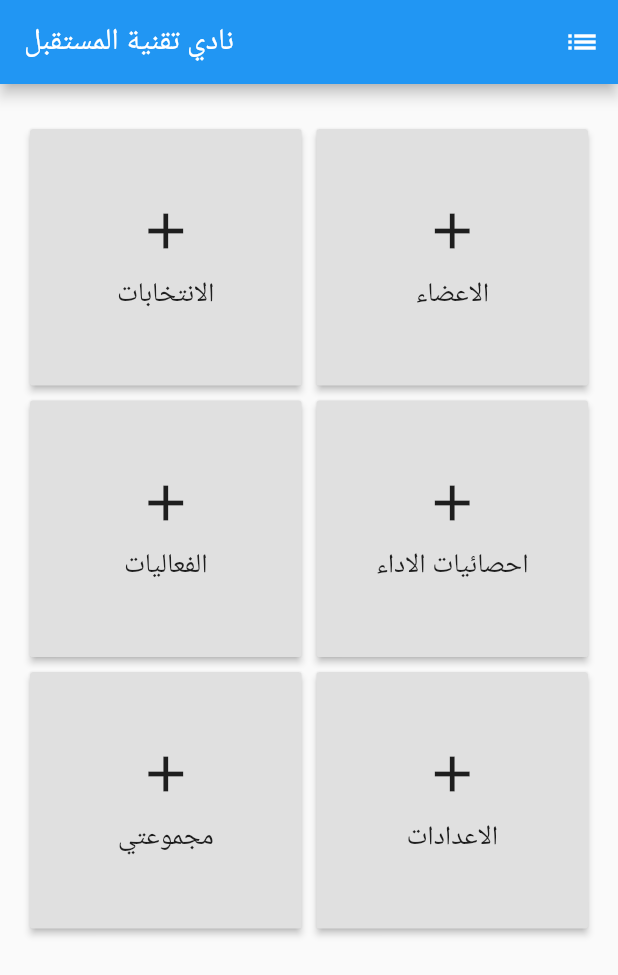
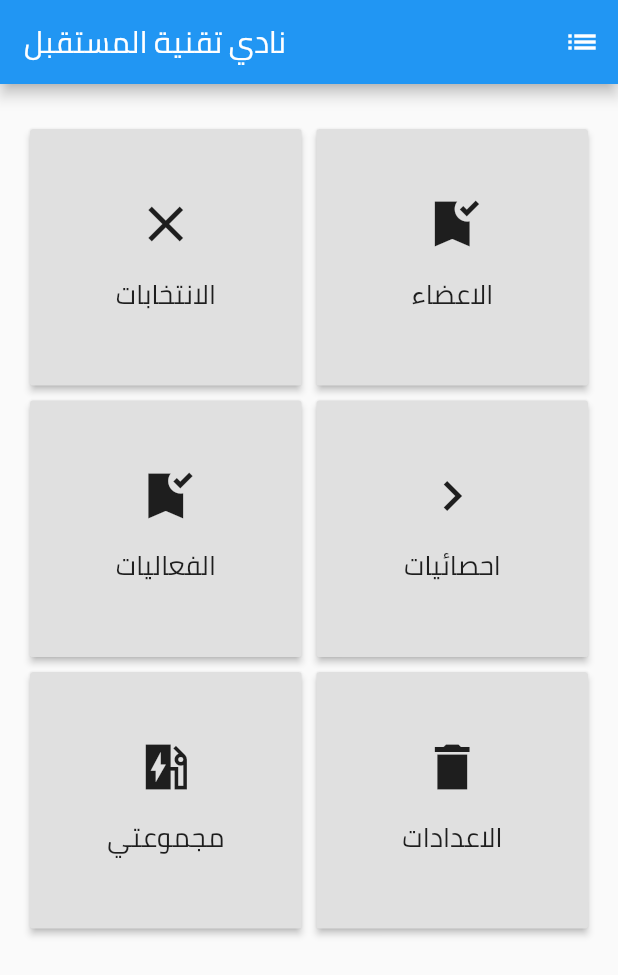
Before and after one commit to WadhahEssam/ftc_flutter_hackathon, a Flutter app: the screen it shows after launch, on a phone screen of 412 x 824 dp. Shown: the top 975 px of the screen. Run offline on Flutter 3.47's test engine with Material 2 defaults, Android fonts, the phone set to English and light mode, and no system bars.

Commit message:
working until buttons and their icons

```diff
--- a/lib/main.dart
+++ b/lib/main.dart
@@ -8,9 +8,7 @@ class MyApp extends StatelessWidget {
   Widget build(BuildContext context) {
     return MaterialApp(
       title: 'Flutter Demo',
-      theme: ThemeData(
-        primarySwatch: Colors.blue,
-      ),
+      theme: ThemeData(fontFamily: 'Cairo'),
       home: HomePage(),
     );
   }
@@ -25,7 +23,7 @@ class HomePageState extends State<HomePage> {
   Widget build(BuildContext context) {
     return Scaffold(
       appBar: AppBar(
-        title: Text('نادي تقنية المستقبل'),
+        title: Text('نادي تقنية المستقبل', style: TextStyle(fontFamily: 'Cairo'),),
         actions: <Widget>[IconButton(icon: const Icon(Icons.list), onPressed: _pushSaved,)],
       ),
       body: _buildMainButtons(),
@@ -36,8 +34,6 @@ class HomePageState extends State<HomePage> {
 
   }
 
-
-
   Widget _buildMainButtons() {
     return GridView.count(
       primary: false,
@@ -45,24 +41,24 @@ class HomePageState extends State<HomePage> {
       crossAxisSpacing: 10.0,
       crossAxisCount: 2,
       children: <Widget>[
-        _homeButton('الانتخابات', 1),
-        _homeButton('الاعضاء', 2),
-        _homeButton('الفعاليات', 3),
-        _homeButton('احصائيات الاداء', 4),
-        _homeButton('مجموعتي', 5),
-        _homeButton('الاعدادات', 6),
+        _homeButton(title: 'الانتخابات', index: 1, icon: 0xe168),
+        _homeButton(title: 'الاعضاء', index: 2, icon: 0xe7ef),
+        _homeButton(title: 'الفعاليات', index: 3, icon: 0xe7ef),
+        _homeButton(title: 'احصائيات', index: 4, icon: 0xe85c),
+        _homeButton(title: 'مجموعتي', index: 5, icon: 0xe939),
+        _homeButton(title: 'الاعدادات', index: 6, icon: 0xe8b8),
       ],
     );
   }
 
-  Widget _homeButton(title, index) {
+  Widget _homeButton({title, index, icon}) {
     return Container(
       child: RaisedButton(
         onPressed: () => _goToPage(index),
         child: Column(
             mainAxisAlignment: MainAxisAlignment.center,
             children: <Widget>[
-                Icon(Icons.add, size: 40.0,) ,
+                Icon(IconData(icon, fontFamily: 'MaterialIcons'), size: 40.0,) ,
                 Container(child: Text(title, style: TextStyle(fontSize: 18)), margin: EdgeInsets.only(top: 10.0))
               ])
           ),
```
Also changed, not shown: pubspec.yaml (+5 -3 lines), fonts/Cairo-Regular.ttf (added).
